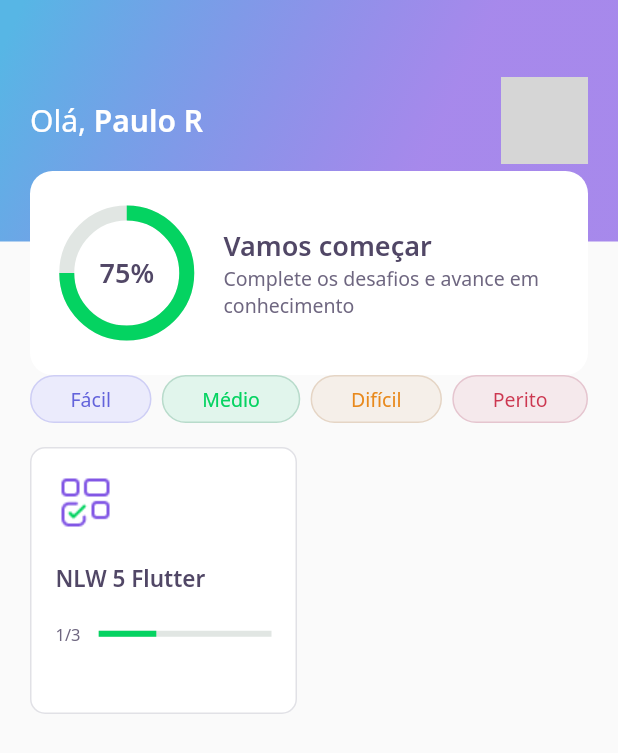
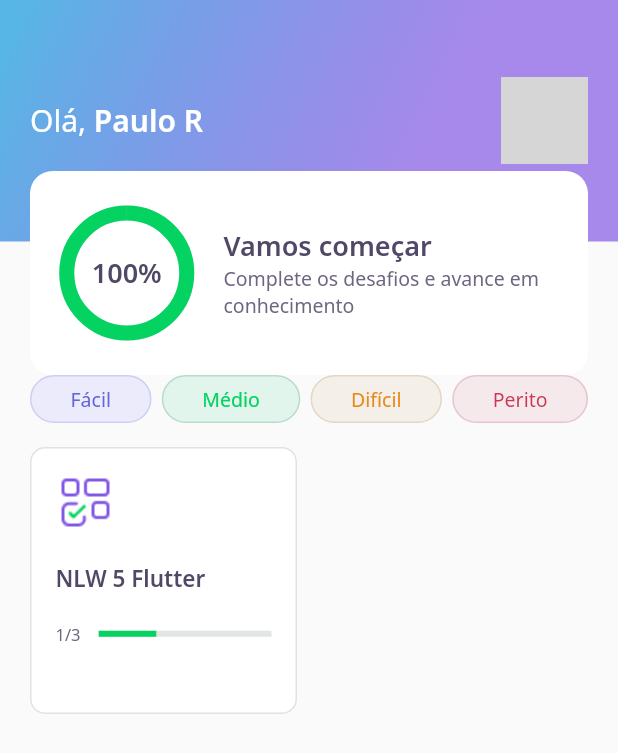
Before and after one commit to prspaulo/NLW_flutter, a Flutter app: the screen it shows after launch, on a phone screen of 412 x 824 dp. Shown: the top 753 px of the screen. Run offline on Flutter 3.47's test engine with Material 2 defaults, Android fonts, the phone set to English and light mode, and no system bars; our stand-ins replace google_fonts, share_plus; accounts and stored records are empty; network calls fail; grey boxes are pictures that could not be loaded.

Commit message:
Aula 5
tela de resultado
animação score e outras coisas.

```diff
--- a/devquiz/lib/challenge/challenge_controller.dart
+++ b/devquiz/lib/challenge/challenge_controller.dart
@@ -7,4 +7,6 @@ class ChallengeController {
 
   int get currentPage => currentPageNotifier.value;
   set currentPage(int value) => currentPageNotifier.value = value;
+
+  int qtdAnwserRight = 0;
 }
--- a/devquiz/lib/challenge/widgets/awnser/awnser_widget.dart
+++ b/devquiz/lib/challenge/widgets/awnser/awnser_widget.dart
@@ -7,7 +7,7 @@ class AwnserWidget extends StatelessWidget {
   final AwnserModel awnser;
   final bool isSelected;
   final bool disabled;
-  final VoidCallback onTap;
+  final ValueChanged<bool> onTap;
 
   const AwnserWidget(
       {Key? key,
@@ -41,7 +41,9 @@ class AwnserWidget extends StatelessWidget {
       child: IgnorePointer(
         ignoring: disabled,
         child: GestureDetector(
-          onTap: onTap,
+          onTap: () {
+            onTap(awnser.isRight);
+          },
           child: Container(
             padding: EdgeInsets.all(16),
             decoration: BoxDecoration(
--- a/devquiz/lib/core/app_widget.dart
+++ b/devquiz/lib/core/app_widget.dart
@@ -1,6 +1,3 @@
-//import 'package:DevQuiz/home/home_page.dart';
-import 'package:devquiz/challenge/challenge_page.dart';
-import 'package:devquiz/home/home_page.dart';
 import 'package:devquiz/splash/splash_page.dart';
 import 'package:flutter/material.dart';
 
@@ -9,7 +6,7 @@ class AppWidget extends StatelessWidget {
   Widget build(BuildContext context) {
     return MaterialApp(
       title: "DevQuiz",
-      home: HomePage(),
+      home: SplashPage(),
     );
   }
 }
--- a/devquiz/lib/home/home_page.dart
+++ b/devquiz/lib/home/home_page.dart
@@ -77,6 +77,7 @@ class _HomePageState extends State<HomePage> {
                                   MaterialPageRoute(
                                     builder: (context) => ChallengePage(
                                       questions: e.questions,
+                                      title: e.title,
                                     ),
                                   ));
                             },
--- a/devquiz/lib/home/widgets/appbar/app_bar_widget.dart
+++ b/devquiz/lib/home/widgets/appbar/app_bar_widget.dart
@@ -45,7 +45,10 @@ class AppBarWidget extends PreferredSize {
                     ),
                   ),
                   Align(
-                      alignment: Alignment(0.0, 1.0), child: ScoreCardWidget())
+                      alignment: Alignment(0.0, 1.0),
+                      child: ScoreCardWidget(
+                        percent: user.score / 100,
+                      ))
                 ],
               )),
         );
--- a/devquiz/lib/home/widgets/chart/chart_widget.dart
+++ b/devquiz/lib/home/widgets/chart/chart_widget.dart
@@ -2,15 +2,42 @@ import 'package:devquiz/core/app_text_styles.dart';
 import 'package:devquiz/core/app_colors.dart';
 import 'package:flutter/material.dart';
 
-class ChartWidget extends StatelessWidget {
-  ChartWidget({Key? key}) : super(key: key);
+class ChartWidget extends StatefulWidget {
+  final double percent;
+
+  ChartWidget({Key? key, required this.percent}) : super(key: key);
+
+  @override
+  _ChartWidgetState createState() => _ChartWidgetState();
+}
+
+class _ChartWidgetState extends State<ChartWidget>
+    with SingleTickerProviderStateMixin {
+  late AnimationController _controller;
+  late Animation<double> _animation;
+
+  void _initAnimation() {
+    _controller =
+        AnimationController(vsync: this, duration: Duration(seconds: 3));
+    _animation =
+        Tween<double>(begin: 0.0, end: widget.percent).animate(_controller);
+    _controller.forward();
+  }
+
+  @override
+  void initState() {
+    _initAnimation();
+    super.initState();
+  }
 
   @override
   Widget build(BuildContext context) {
     return Container(
         height: 80,
         width: 80,
-      child: Stack(
+        child: AnimatedBuilder(
+          animation: _animation,
+          builder: (context, _) => Stack(
             children: [
               Center(
                 child: Container(
@@ -18,7 +45,7 @@ class ChartWidget extends StatelessWidget {
                   width: 80,
                   child: CircularProgressIndicator(
                     strokeWidth: 10,
-                value: .75,
+                    value: _animation.value,
                     backgroundColor: AppColors.chartSecondary,
                     valueColor:
                         AlwaysStoppedAnimation<Color>(AppColors.chartPrimary),
@@ -27,12 +54,12 @@ class ChartWidget extends StatelessWidget {
               ),
               Center(
                 child: Text(
-              "75%",
+                  "${(_animation.value * 100).toInt()}%",
                   style: AppTextStyles.heading,
                 ),
               )
             ],
           ),
-    );
+        ));
   }
 }
--- a/devquiz/lib/home/widgets/score_card/score_card_widget.dart
+++ b/devquiz/lib/home/widgets/score_card/score_card_widget.dart
@@ -4,7 +4,8 @@ import 'package:devquiz/home/widgets/chart/chart_widget.dart';
 import 'package:flutter/material.dart';
 
 class ScoreCardWidget extends StatelessWidget {
-  const ScoreCardWidget({Key? key}) : super(key: key);
+  final double percent;
+  const ScoreCardWidget({Key? key, required this.percent}) : super(key: key);
 
   @override
   Widget build(BuildContext context) {
@@ -23,7 +24,9 @@ class ScoreCardWidget extends StatelessWidget {
             children: [
               Expanded(
                 flex: 1,
-                child: ChartWidget(),
+                child: ChartWidget(
+                  percent: percent,
+                ),
               ),
               Expanded(
                 flex: 3,
--- a/devquiz/lib/splash/splash_page.dart
+++ b/devquiz/lib/splash/splash_page.dart
@@ -1,10 +1,14 @@
 import 'package:devquiz/core/app_images.dart';
 import 'package:devquiz/core/app_gradients.dart';
+import 'package:devquiz/home/home_page.dart';
 import 'package:flutter/material.dart';
 
 class SplashPage extends StatelessWidget {
   @override
   Widget build(BuildContext context) {
+    Future.delayed(Duration(seconds: 2)).then((_) => Navigator.pushReplacement(
+        context, MaterialPageRoute(builder: (context) => HomePage())));
+
     return Scaffold(
       body: Container(
         decoration: BoxDecoration(gradient: AppGradients.linear),
--- a/devquiz/pubspec.yaml
+++ b/devquiz/pubspec.yaml
@@ -10,6 +10,7 @@ dependencies:
     sdk: flutter
   cupertino_icons: ^1.0.2
   google_fonts: ^2.0.0
+  share_plus: ^2.0.1
 
 dev_dependencies:
   flutter_test:
```
Also changed, not shown: devquiz/lib/challenge/challenge_page.dart (+20 -5 lines), devquiz/lib/challenge/widgets/next_button/next_button_widget.dart (+7 -0 lines), devquiz/lib/challenge/widgets/quiz/quiz_widget.dart (+5 -5 lines), devquiz/lib/result/result_page.dart (added, +91 -0 lines), devquiz/pubspec.lock. Lines whose indentation alone changed are shown as unchanged.
